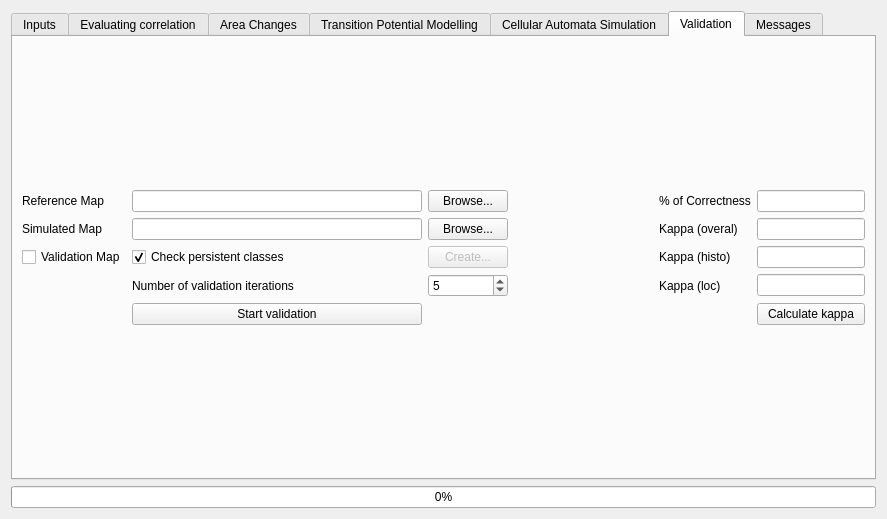
Before: the Qt Designer form src/molusce/ui/moluscedialogbase.ui in nextgis/qgis_molusce, drawn with Qt 5.
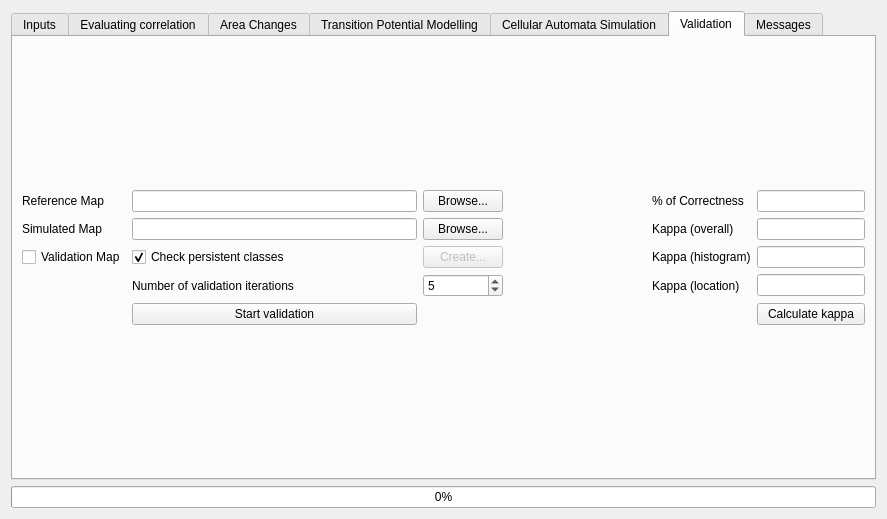
After: the same form once the commit is applied. The open tabs and pages were chosen to show the change. Custom widgets are drawn as their Qt base class.

What changed in the file:
```diff
--- a/src/molusce/ui/moluscedialogbase.ui
+++ b/src/molusce/ui/moluscedialogbase.ui
@@ -690,7 +690,7 @@
             </sizepolicy>
            </property>
            <property name="text">
-            <string>Kappa (overal)</string>
+            <string>Kappa (overall)</string>
            </property>
           </widget>
          </item>
@@ -716,7 +716,7 @@
             </sizepolicy>
            </property>
            <property name="text">
-            <string>Kappa (histo)</string>
+            <string>Kappa (histogram)</string>
            </property>
           </widget>
          </item>
@@ -729,7 +729,7 @@
             </sizepolicy>
            </property>
            <property name="text">
-            <string>Kappa (loc)</string>
+            <string>Kappa (location)</string>
            </property>
           </widget>
          </item>
```
Left out of the diff: 8 changed lines with no effect on the pictures.
